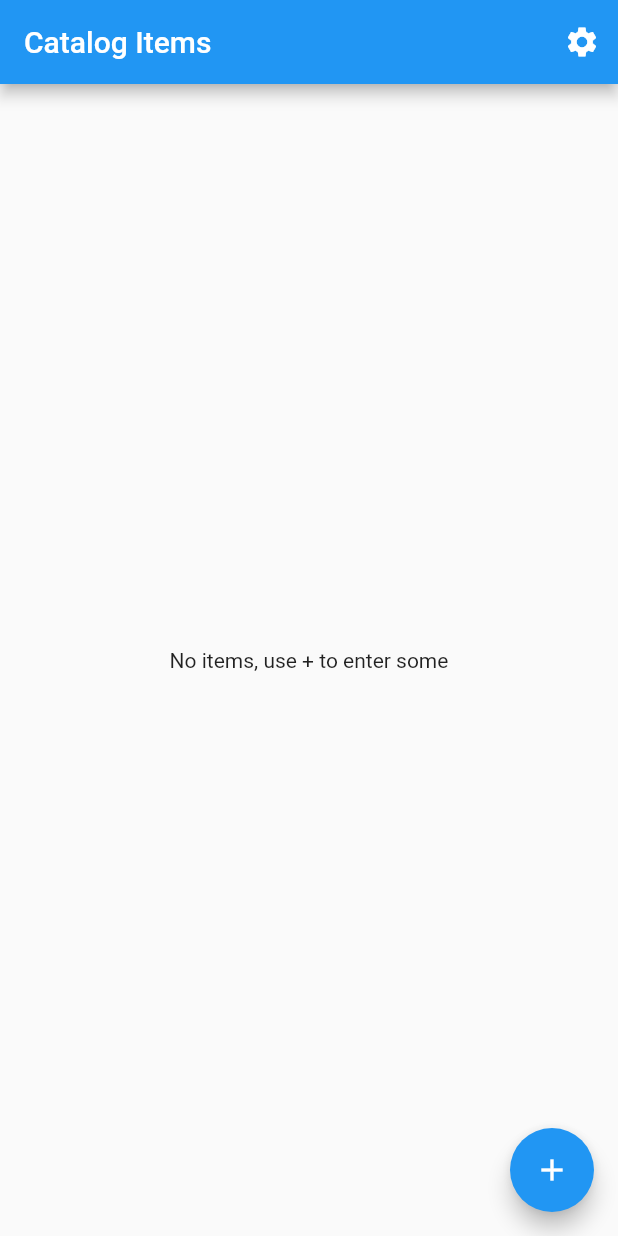
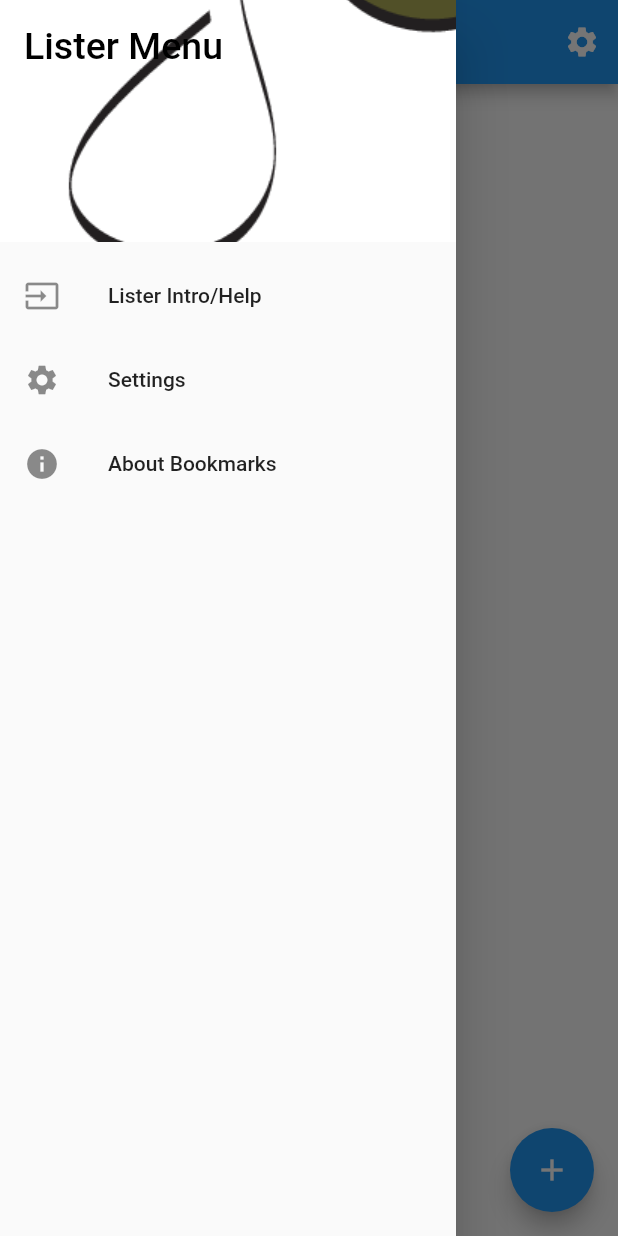
Before and after one commit to IanDarwin/esLister, a Flutter app: the screen it shows after launch, with the side drawer open (before the commit the screen has no drawer), on a phone screen of 412 x 824 dp. Run offline on Flutter 3.47's test engine with Material 2 defaults, Android fonts, the phone set to English and light mode, and no system bars; our stand-ins replace image_picker, sqflite; accounts and stored records are empty.

Commit message:
List page now shows list, add sometimes works...

```diff
--- a/lib/model/Item.dart
+++ b/lib/model/Item.dart
@@ -21,12 +21,14 @@ class Item {
   }
 
   static Item fromMap(Map map) {
-        return Item(
-          map['name'],
-          map['images'],
-          location: map["location"],
-          description: map['description'],
-          value: map['value'],
-        );
+    var m2 = Map();
+    m2.addAll(map);
+    return Item(
+      m2['name'],
+      m2['images'] ??= <String>[],
+      location: m2["location"],
+      description: m2['description'],
+      value: m2['value'],
+    );
   }
 }
--- a/lib/ui/item_list_view.dart
+++ b/lib/ui/item_list_view.dart
@@ -3,16 +3,19 @@ import 'package:eslister/settings/settings_view.dart';
 import 'package:eslister/ui/item_page.dart';
 import 'package:flutter/material.dart';
 
+import '../main.dart' show localDbProvider;
+import 'nav_drawer.dart';
+
 /// Displays a list of Items.
 class ItemListView extends StatelessWidget {
-  const ItemListView({super.key, required this.items});
+  const ItemListView({super.key});
 
   static const routeName = '/';
 
-  final List<Item> items;
-
   @override
   Widget build(BuildContext context) {
+    var all = localDbProvider.getAllItems();
+    print('ItemListView::build()');
     return Scaffold(
       appBar: AppBar(
         title: const Text('Catalog Items'),
@@ -20,51 +23,43 @@ class ItemListView extends StatelessWidget {
           IconButton(
             icon: const Icon(Icons.settings),
             onPressed: () {
-              // Navigate to the settings page. If the user leaves and returns
-              // to the app after it has been killed while running in the
-              // background, the navigation stack is restored.
               Navigator.restorablePushNamed(context, SettingsView.routeName);
             },
           ),
         ],
       ),
-
-      // To work with lists that may contain a large number of items, it’s best
-      // to use the ListView.builder constructor.
-      //
-      // In contrast to the default ListView constructor, which requires
-      // building all Widgets up front, the ListView.builder constructor lazily
-      // builds Widgets as they’re scrolled into view.
-      body:
-        items.isEmpty ?
-          const Center(child: Text("No items, use + to enter some")) :
-        ListView.builder(
-        // Providing a restorationId allows the ListView to restore the
-        // scroll position when a user leaves and returns to the app after it
-        // has been killed while running in the background.
-        restorationId: 'ItemListView',
-        itemCount: items.length,
-        itemBuilder: (BuildContext context, int index) {
-          final item = items[index];
-
-          return ListTile(
+      drawer: const NavDrawer(),
+      body:  ListView(
+          children: [
+            FutureBuilder<List<Item>>(
+              future: all,
+              builder: (BuildContext context, AsyncSnapshot<List<Item>> snapshot) {
+                if (snapshot.hasData) {
+                  return Column(children: snapshot.data!.map((item) =>
+                    ListTile(
                         title: Text('Item ${item.name}'),
                         leading: const CircleAvatar(
-              // Display the Flutter Logo image asset.
+                          // Display the logo image asset.
                           foregroundImage: AssetImage('assets/img/logo.png'),
                         ),
                         onTap: () {
-              // Navigate to the details page. If the user leaves and returns to
-              // the app after it has been killed while running in the
-              // background, the navigation stack is restored.
                           Navigator.restorablePushNamed(
                             context,
                             ItemPage.routeName,
                           );
                         }
+                    )
+                ).toList(),
                 );
+                }
+                if (snapshot.hasError) {
+                  return Center(child: Text("ERROR IN DB; ${snapshot.error}"));
+                }
+                // Still here, so must be still in progress...
+                return const CircularProgressIndicator();
               },
             ),
+          ]),
       floatingActionButton: FloatingActionButton(
           onPressed: () { Navigator.restorablePushNamed<Item>(
             context,
@@ -72,7 +67,6 @@ class ItemListView extends StatelessWidget {
           );
           },
           child:  const Icon(Icons.add)
-
       ),
     );
   }
--- a/lib/ui/item_page.dart
+++ b/lib/ui/item_page.dart
@@ -1,4 +1,5 @@
 import 'dart:io';
+import 'package:eslister/main.dart';
 import 'package:flutter/material.dart';
 
 import 'package:eslister/model/item.dart';
@@ -54,6 +55,7 @@ class ItemPageState extends State<ItemPage> {
       value: _value,
     );
     newItem.images = _images!;
+    localDbProvider.insert(newItem);
     Navigator.of(context).pop(newItem);
   }
 
--- /dev/null
+++ b/lib/ui/nav_drawer.dart
@@ -0,0 +1,48 @@
+import 'package:flutter/material.dart';
+import 'package:eslister/settings/settings_view.dart';
+import 'package:eslister/main.dart' show settingsController;
+
+class NavDrawer extends StatelessWidget {
+  const NavDrawer({super.key});
+
+  @override
+  build(context) {
+    return Drawer(
+      child: ListView(
+          padding: EdgeInsets.zero,
+          children: [
+            const DrawerHeader(
+              decoration: BoxDecoration(
+                  image: DecorationImage(
+                      fit: BoxFit.none,
+                      image: AssetImage('assets/img/logo.png'))
+              ),
+              child: Text(
+                'Lister Menu',
+                style: TextStyle(color: Colors.black, fontSize: 25),
+              ),
+            ),
+            ListTile(
+              leading: const Icon(Icons.input),
+              title: const Text('Lister Intro/Help'),
+              onTap: () => {},
+            ),
+            ListTile(
+              leading: const Icon(Icons.settings),
+              title: const Text('Settings'),
+              onTap: () => {
+                Navigator.push(context, MaterialPageRoute(
+                    builder: (context) => SettingsView(controller: settingsController)))
+              },
+            ),
+            const AboutListTile(
+              icon: Icon(Icons.info),
+              applicationName:  'Bookmarks',
+              aboutBoxChildren: [
+               Text("Bookmarks for Flutter"),
+              ],
+            ),
+          ]),
+    );
+  }
+}
--- a/pubspec.yaml
+++ b/pubspec.yaml
@@ -25,6 +25,7 @@ dev_dependencies:
     sdk: flutter
   flutter_lints: ^2.0.0
   flutter_launcher_icons: ^0.11.0
+  sqflite_common_ffi: any
 
 flutter:
   uses-material-design: true
```
Also changed, not shown: lib/data/local_db_provider.dart (+19 -28 lines), lib/main.dart (+6 -5 lines), 2 other files. Lines whose indentation alone changed are shown as unchanged.
